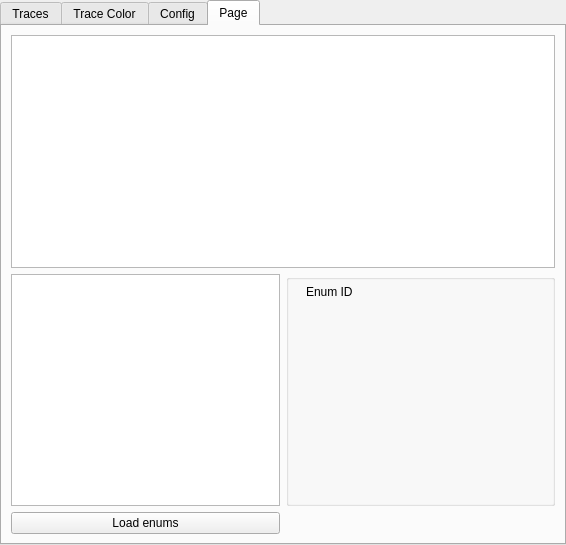
Old version of the form includes/TraceWindow/tracewindowsettings.ui in the repository whiskeyAndrew/BaicalGuiServer.
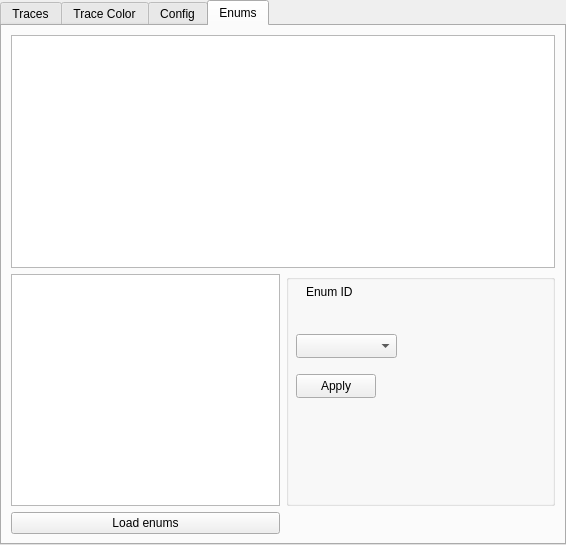
New version of the form.

Commit message: minor fundament for enums

Diff of the .ui file:
```diff
--- a/includes/TraceWindow/tracewindowsettings.ui
+++ b/includes/TraceWindow/tracewindowsettings.ui
@@ -815,7 +815,7 @@
      </widget>
      <widget class="QWidget" name="enumsFromFile">
       <attribute name="title">
-       <string>Page</string>
+       <string>Enums</string>
       </attribute>
       <layout class="QGridLayout" name="gridLayout_4">
        <property name="sizeConstraint">
@@ -875,6 +875,29 @@
            <string/>
           </property>
          </widget>
+         <widget class="QComboBox" name="traceIDforEnums">
+          <property name="geometry">
+           <rect>
+            <x>10</x>
+            <y>60</y>
+            <width>101</width>
+            <height>24</height>
+           </rect>
+          </property>
+         </widget>
+         <widget class="QPushButton" name="applyEnumToTraceById">
+          <property name="geometry">
+           <rect>
+            <x>10</x>
+            <y>100</y>
+            <width>80</width>
+            <height>24</height>
+           </rect>
+          </property>
+          <property name="text">
+           <string>Apply</string>
+          </property>
+         </widget>
         </widget>
        </item>
        <item row="1" column="0">
```
The commit also changes 3 other files.
